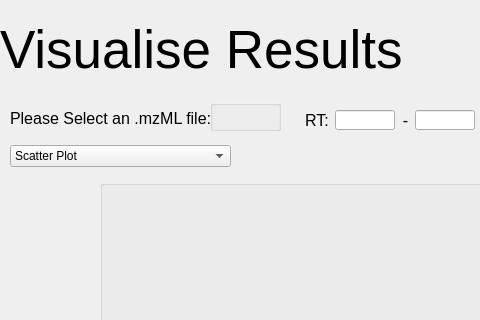
Above: vimmsVisualisedGUI/VisualisePage.ui from Adam-Tem/vimmsVisualised before the change; both pictures show x 0 to 480 and y 0 to 320 of the 600 by 500 pixel window. Below: the same form after it.
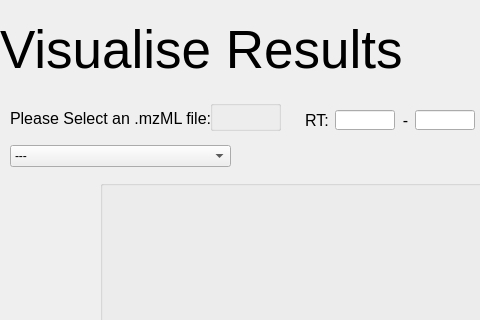
That is the form after the change.

What changed in the file:
```diff
--- a/vimmsVisualisedGUI/VisualisePage.ui
+++ b/vimmsVisualisedGUI/VisualisePage.ui
@@ -149,6 +149,11 @@
      <height>22</height>
     </rect>
    </property>
+   <item>
+    <property name="text">
+     <string>---</string>
+    </property>
+   </item>
    <item>
     <property name="text">
      <string>Scatter Plot</string>
```
